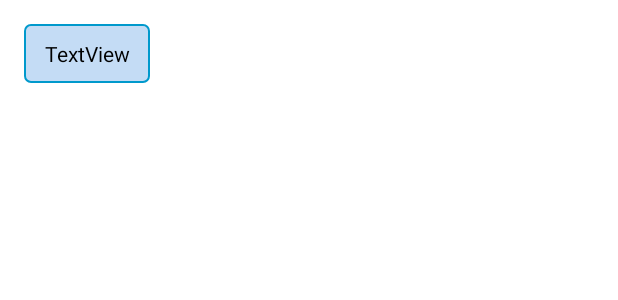
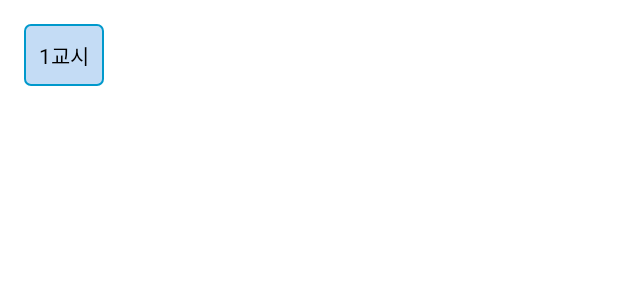
Before and after one commit to Taron8530/timetable, an Android app: the layout item_time_table.xml on its own in the app's theme, with its tools: preview values and no code run, on a phone screen of 412 x 824 dp. Shown: the top 300 px of the screen. Run offline under Robolectric (Android 15) with nearby library versions, the phone set to English and light mode, and no system bars; Roboto replaces fonts that are not available here.

Commit message:
시간표 크기 일정하게 수정

```diff
--- a/app/src/main/res/layout/item_time_table.xml
+++ b/app/src/main/res/layout/item_time_table.xml
@@ -14,16 +14,16 @@
         android:textColor="@color/black"
         android:padding="10dp"
         android:background="@drawable/period_textview"
-        android:layout_weight="3"
-        android:text="TextView" />
+        android:layout_weight="1"
+        android:text="1교시" />
 
     <TextView
         android:id="@+id/className"
-        android:layout_width="wrap_content"
+        android:layout_width="match_parent"
         android:layout_height="wrap_content"
         android:layout_marginLeft="10dp"
         android:fontFamily="@font/topbar_font"
-        android:layout_weight="110"
+        android:layout_weight="1000"
         android:textSize="16sp" />
 
 </LinearLayout>
```
Also changed, not shown: app/src/main/java/com/example/timetable/LoginActivity.kt (+7 -10 lines).
